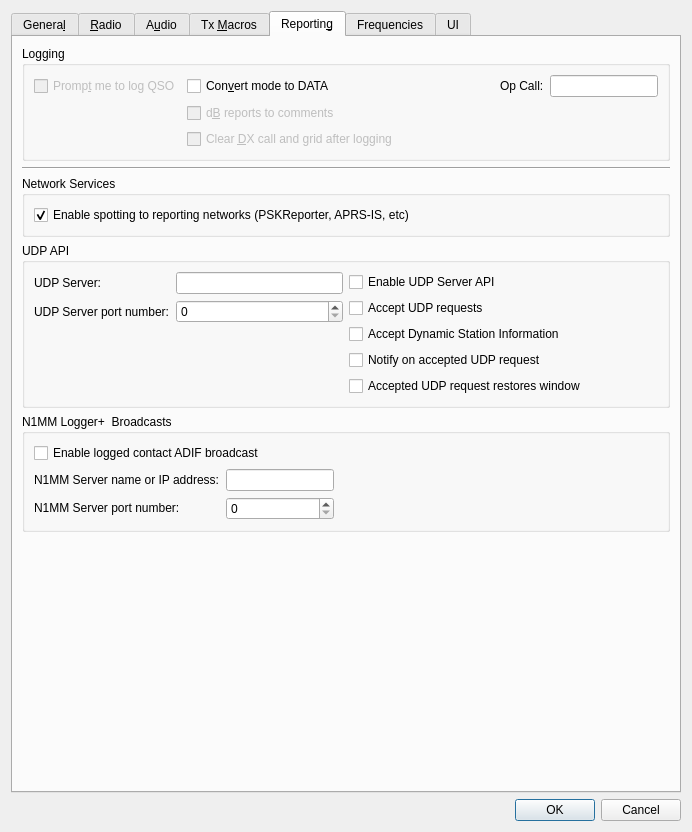
This is Configuration.ui in qcmiao1998/js8call as Qt 5 draws it before an edit. The edited form follows.
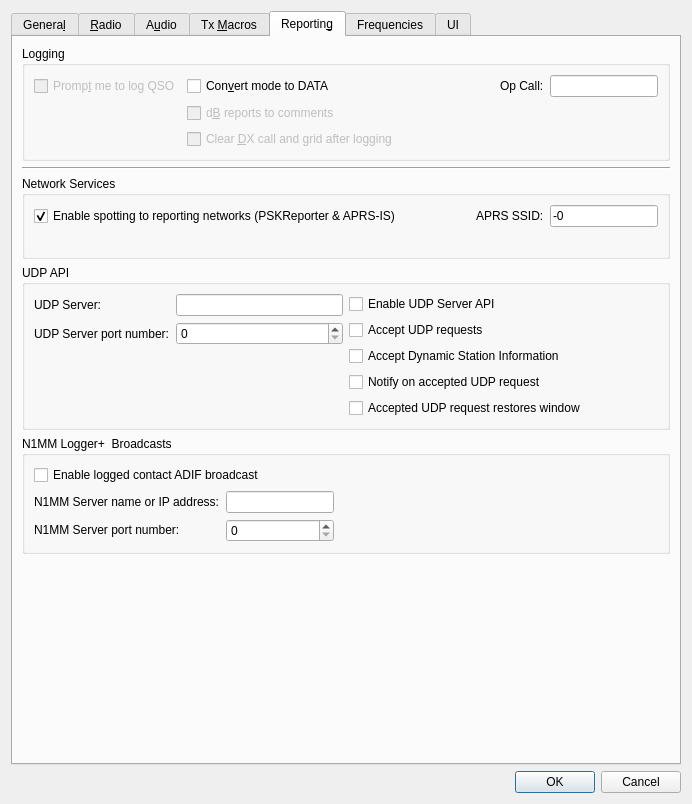
This is the edited form. The open tabs and pages were chosen to show the change.

Commit message: Removed PWR. Added APRS SSID

```diff
--- a/Configuration.ui
+++ b/Configuration.ui
@@ -175,6 +175,20 @@
              <property name="bottomMargin">
               <number>0</number>
              </property>
+             <item row="0" column="0">
+              <widget class="QLabel" name="label_17">
+               <property name="text">
+                <string>Reply Message:</string>
+               </property>
+              </widget>
+             </item>
+             <item row="0" column="1">
+              <widget class="QLineEdit" name="reply_message_line_edit">
+               <property name="text">
+                <string>HW CPY?</string>
+               </property>
+              </widget>
+             </item>
              <item row="1" column="0">
               <widget class="QLabel" name="label_14">
                <property name="toolTip">
@@ -209,34 +223,6 @@
                </property>
               </widget>
              </item>
-             <item row="3" column="0">
-              <widget class="QLabel" name="label_16">
-               <property name="text">
-                <string>Station Power:</string>
-               </property>
-              </widget>
-             </item>
-             <item row="3" column="1">
-              <widget class="QComboBox" name="station_power_combo_box">
-               <property name="toolTip">
-                <string>&lt;html&gt;&lt;head/&gt;&lt;body&gt;&lt;p&gt;Approximate or average station transmit power to be sent in response to &amp;quot;%&amp;quot; directed queries. &lt;/p&gt;&lt;/body&gt;&lt;/html&gt;</string>
-               </property>
-              </widget>
-             </item>
-             <item row="0" column="0">
-              <widget class="QLabel" name="label_17">
-               <property name="text">
-                <string>Reply Message:</string>
-               </property>
-              </widget>
-             </item>
-             <item row="0" column="1">
-              <widget class="QLineEdit" name="reply_message_line_edit">
-               <property name="text">
-                <string>HW CPY?</string>
-               </property>
-              </widget>
-             </item>
             </layout>
            </widget>
           </item>
@@ -2042,21 +2028,70 @@
           <string>Network Services</string>
          </property>
          <layout class="QGridLayout" name="gridLayout_17">
-          <item row="0" column="0">
-           <widget class="QCheckBox" name="psk_reporter_check_box">
-            <property name="toolTip">
-             <string>The program can send your station details and all
+          <item row="1" column="0">
+           <layout class="QHBoxLayout" name="horizontalLayout_3">
+            <property name="bottomMargin">
+             <number>20</number>
+            </property>
+            <item>
+             <widget class="QCheckBox" name="psk_reporter_check_box">
+              <property name="toolTip">
+               <string>The program can send your station details and all
 decoded signals as spots to the http://pskreporter.info web site.
 This is used for reverse beacon analysis which is very useful
 for assessing propagation and system performance.</string>
-            </property>
-            <property name="text">
-             <string>Enable spotting to reporting networks (PSKReporter, APRS-IS, etc)</string>
-            </property>
-            <property name="checked">
-             <bool>true</bool>
-            </property>
-           </widget>
+              </property>
+              <property name="text">
+               <string>Enable spotting to reporting networks (PSKReporter &amp;&amp; APRS-IS)</string>
+              </property>
+              <property name="checked">
+               <bool>true</bool>
+              </property>
+             </widget>
+            </item>
+            <item>
+             <spacer name="horizontalSpacer_2">
+              <property name="orientation">
+               <enum>Qt::Horizontal</enum>
+              </property>
+              <property name="sizeHint" stdset="0">
+               <size>
+                <width>40</width>
+                <height>20</height>
+               </size>
+              </property>
+             </spacer>
+            </item>
+            <item>
+             <widget class="QLabel" name="label_16">
+              <property name="toolTip">
+               <string>The SSID to be used for local APRS spots</string>
+              </property>
+              <property name="text">
+               <string>APRS SSID:</string>
+              </property>
+             </widget>
+            </item>
+            <item>
+             <widget class="QLineEdit" name="aprs_ssid_line_edit">
+              <property name="sizePolicy">
+               <sizepolicy hsizetype="Preferred" vsizetype="Fixed">
+                <horstretch>0</horstretch>
+                <verstretch>0</verstretch>
+               </sizepolicy>
+              </property>
+              <property name="minimumSize">
+               <size>
+                <width>40</width>
+                <height>0</height>
+               </size>
+              </property>
+              <property name="text">
+               <string>-0</string>
+              </property>
+             </widget>
+            </item>
+           </layout>
           </item>
          </layout>
         </widget>
```
Left out of the diff: 7 changed lines with no effect on the pictures. The commit also changes 4 other files.
